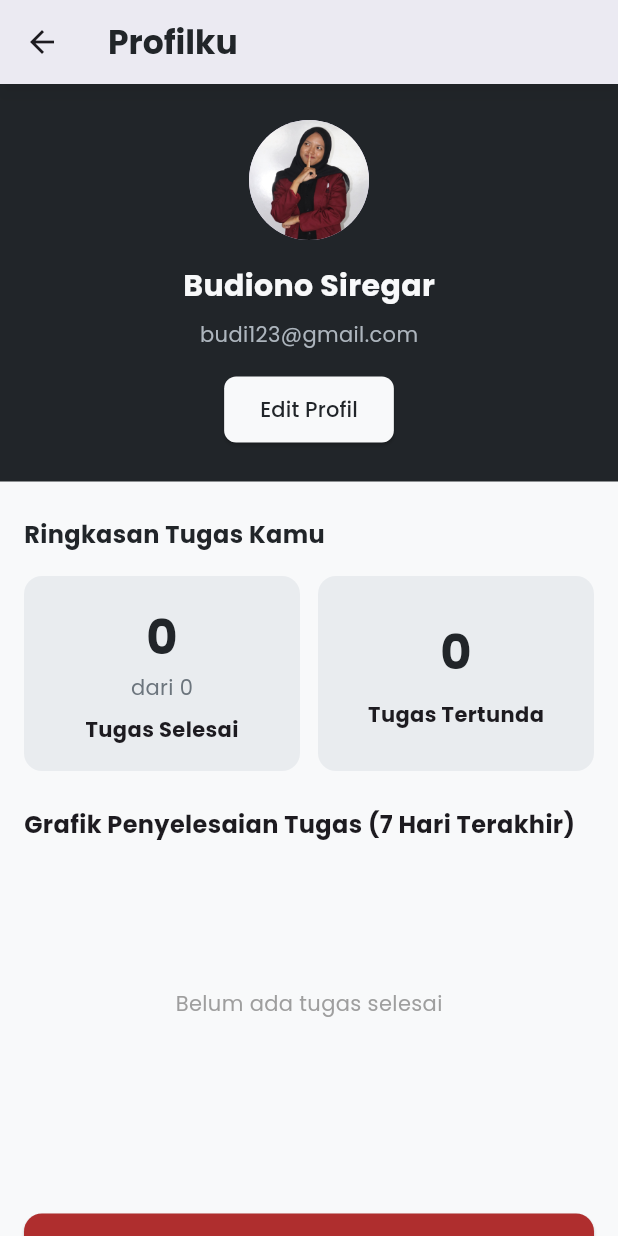
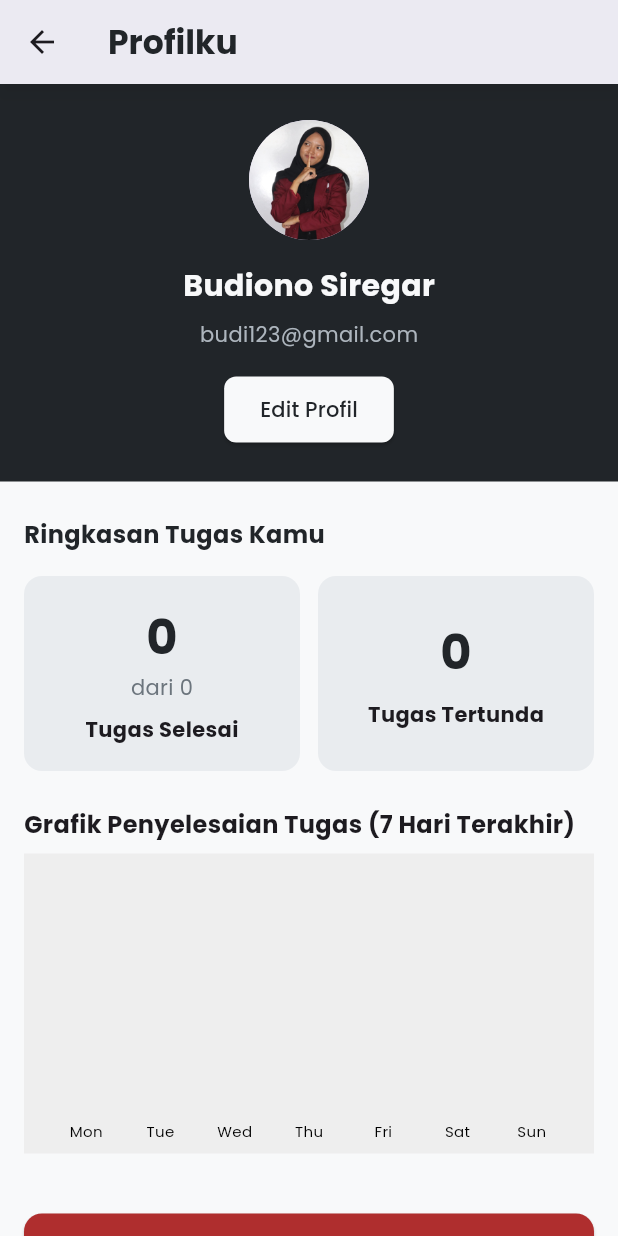
Before and after one commit to Nitaa1904/NoteQu_PPB05, a Flutter app: the Profil screen opened directly with empty values, on a phone screen of 412 x 824 dp. Run offline on Flutter 3.47's test engine with Material 3 defaults, Android fonts, the phone set to English and light mode, and no system bars; drawn by our look-alikes of fl_chart; our stand-ins replace firebase_auth, flutter_local_notifications, google_fonts, table_calendar, timezone; accounts and stored records are empty.

Commit message:
Update: Replace task chart with bar chart

```diff
--- a/lib/pages/profil/profil.dart
+++ b/lib/pages/profil/profil.dart
@@ -6,13 +6,11 @@ import 'package:notequ/pages/accountregist/signup.dart';
 class Profil extends StatefulWidget {
   final int completedTasks;
   final int pendingTasks;
-  final List<int> tasksCompletionData;
 
   const Profil({
     super.key,
     required this.completedTasks,
     required this.pendingTasks,
-    required this.tasksCompletionData,
   });
 
   @override
@@ -176,21 +174,54 @@ class _ProfilState extends State<Profil> {
                   const SizedBox(height: 8),
                   Container(
                     height: 200,
-                    color: ColorCollection.primary100,
-                    child: Center(
-                      child: widget.completedTasks > 0
-                          ? Text(
-                              "${((widget.completedTasks / (widget.completedTasks + widget.pendingTasks)) * 100).toStringAsFixed(1)}% Tugas Selesai",
-                              style: const TextStyle(
-                                fontSize: 16,
-                                fontWeight: FontWeight.bold,
-                                color: Colors.green,
-                              ),
-                            )
-                          : const Text(
-                              "Belum ada tugas selesai",
-                              style: TextStyle(color: Colors.grey),
+                    color: Colors.grey[200],
+                    child: BarChart(
+                      BarChartData(
+                        barGroups: _generateTaskCompletionData(),
+                        titlesData: FlTitlesData(
+                          leftTitles: AxisTitles(),
+                          rightTitles: AxisTitles(),
+                          topTitles: AxisTitles(),
+                          bottomTitles: AxisTitles(
+                            sideTitles: SideTitles(
+                              showTitles: true,
+                              getTitlesWidget: (value, meta) {
+                                final days = [
+                                  'Mon',
+                                  'Tue',
+                                  'Wed',
+                                  'Thu',
+                                  'Fri',
+                                  'Sat',
+                                  'Sun'
+                                ];
+                                return Text(
+                                  days[value.toInt()],
+                                  style: const TextStyle(
+                                    fontSize: 10,
+                                    color: Colors.black,
+                                  ),
+                                );
+                              },
                             ),
+                          ),
+                        ),
+                        gridData: FlGridData(show: false),
+                        borderData: FlBorderData(show: false),
+                        barTouchData: BarTouchData(
+                          touchTooltipData: BarTouchTooltipData(
+                            getTooltipItem: (group, groupIndex, rod, rodIndex) {
+                              return BarTooltipItem(
+                                "${rod.toY.toInt()} tasks completed",
+                                const TextStyle(
+                                  color: Colors.white,
+                                  fontWeight: FontWeight.bold,
+                                ),
+                              );
+                            },
+                          ),
+                        ),
+                      ),
                     ),
                   ),
                   const SizedBox(height: 40),
@@ -202,8 +233,7 @@ class _ProfilState extends State<Profil> {
                         Navigator.pushReplacement(
                             context,
                             MaterialPageRoute(
-                                builder: (context) =>
-                                    SignUpPage())); // Hapus keyword const
+                                builder: (context) => SignUpPage()));
                       },
                       style: ElevatedButton.styleFrom(
                         padding: const EdgeInsets.symmetric(vertical: 24),
@@ -232,6 +262,32 @@ class _ProfilState extends State<Profil> {
         ),
       ),
     );
+  }
+
+  List<BarChartGroupData> _generateTaskCompletionData() {
+    // Distribute completed tasks over the last 7 days
+    List<int> dailyTasks = List.filled(7, 0);
+    int remainingTasks = widget.completedTasks;
+
+    for (int i = 0; i < 7 && remainingTasks > 0; i++) {
+      dailyTasks[i] = (remainingTasks / (7 - i)).ceil();
+      remainingTasks -= dailyTasks[i];
+    }
+
+    return dailyTasks
+        .asMap()
+        .entries
+        .map((entry) => BarChartGroupData(
+              x: entry.key,
+              barRods: [
+                BarChartRodData(
+                  toY: entry.value.toDouble(),
+                  color: Colors.blue,
+                  width: 16,
+                ),
+              ],
+            ))
+        .toList();
   }
 
   Widget _buildSummaryCard(
--- a/lib/pages/tugasku/home.dart
+++ b/lib/pages/tugasku/home.dart
@@ -25,7 +25,8 @@ class _HomepageState extends State<Homepage> {
     'Olahraga',
   ];
 
-  final List<int> tasksCompletionData = [3, 5, 4, 6, 2, 7, 8]; // Dummy data
+  // Dummy data untuk visualisasi penyelesaian tugas selama 7 hari terakhir
+  final List<int> tasksCompletionData = [3, 5, 4, 6, 2, 7, 8];
 
   void _addTask(Map<String, String> newTask) {
     setState(() {
@@ -89,7 +90,7 @@ class _HomepageState extends State<Homepage> {
         profil: Profil(
           completedTasks: completedTasks.length,
           pendingTasks: tasks.length,
-          tasksCompletionData: tasksCompletionData,
+          // tasksCompletionData: List<int>.from(tasksCompletionData),
         ),
       ),
     );
```
